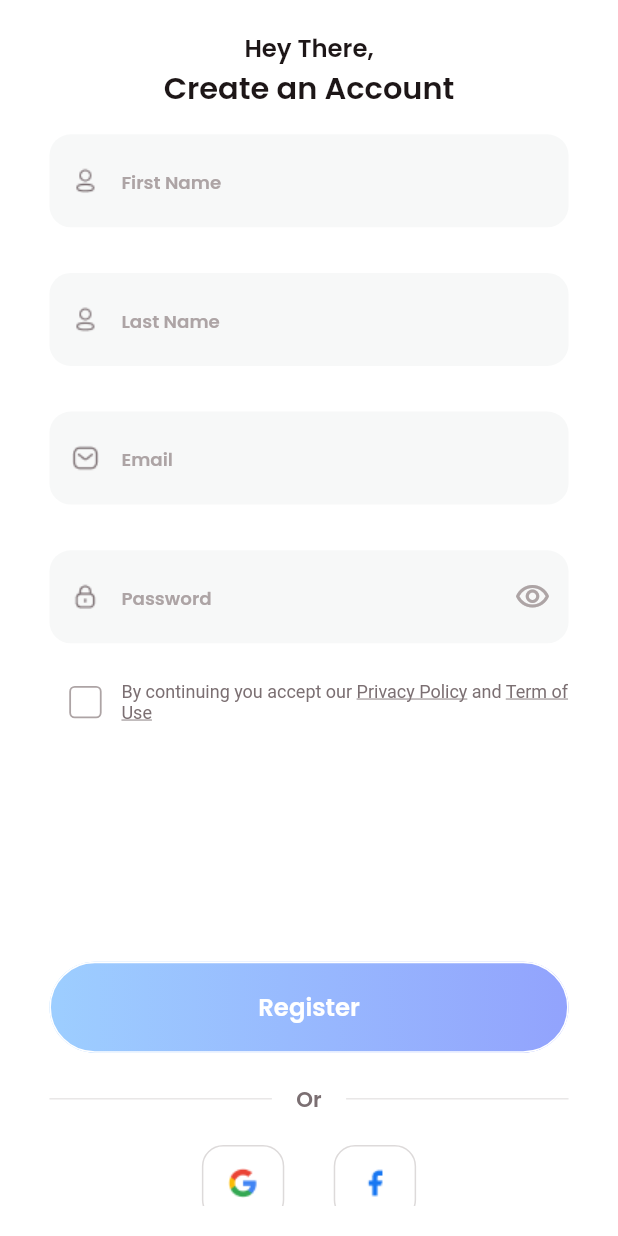
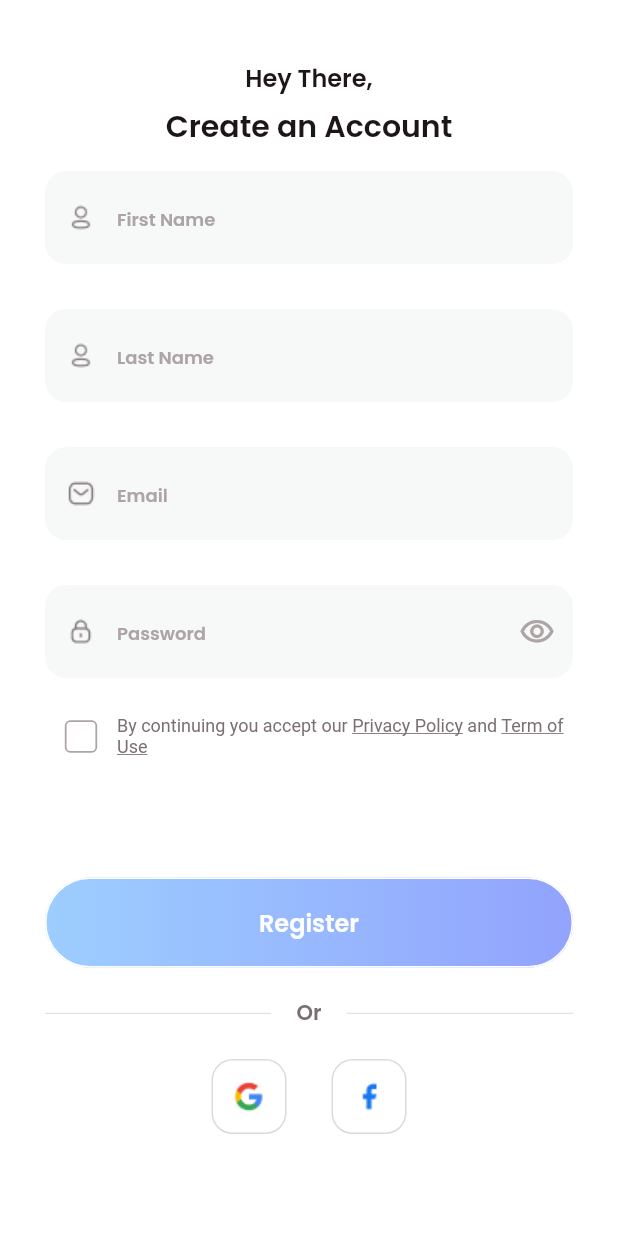
Before and after one commit to MAHMOUD3098/fitness_app, a Flutter app: the SignUpScreen screen opened directly, on a phone screen of 412 x 824 dp. Run offline on Flutter 3.47's test engine with Material 2 defaults, Android fonts, the phone set to English and light mode, and no system bars; our stand-ins replace device_preview, flutter_bloc, flutter_screenutil, hexcolor, percent_indicator.

Commit message:
fixed some size's issues

```diff
--- a/lib/modules/signup/signup_screen.dart
+++ b/lib/modules/signup/signup_screen.dart
@@ -32,9 +32,9 @@ class SignUpScreen extends StatelessWidget {
             child: Scaffold(
               backgroundColor: whiteColor,
               body: Padding(
-                padding: EdgeInsets.symmetric(
-                  vertical: DeviceDimensions.setHeight(20),
-                  horizontal: DeviceDimensions.setWidth(30),
+                padding: const EdgeInsets.symmetric(
+                  vertical: 40,
+                  horizontal:30,
                 ),
                 child: Form(
                   key: signUpFormKey,
@@ -47,7 +47,7 @@ class SignUpScreen extends StatelessWidget {
                           textAlign: TextAlign.center,
                           style: largeTextStyle.copyWith(color: blackColor, fontWeight: FontWeight.w400),
                         ),
-                        // SizedBox(height: DeviceDimensions.setHeight(5)),
+                        const SizedBox(height: 5),
                         Text(
                           'Create an Account',
                           textAlign: TextAlign.center,
@@ -118,7 +118,6 @@ class SignUpScreen extends StatelessWidget {
                           },
                         ),
                         Row(
-                          crossAxisAlignment: CrossAxisAlignment.center,
                           children: [
                             Transform.scale(
                               scale: 1.2,
@@ -130,9 +129,7 @@ class SignUpScreen extends StatelessWidget {
                                 splashRadius: 0.0, //to disable the splash effect
                                 side: BorderSide(color: gray_2),
                                 shape: RoundedRectangleBorder(
-                                  borderRadius: BorderRadius.circular(
-                                    DeviceDimensions.setRadius(3),
-                                  ),
+                                  borderRadius: BorderRadius.circular(3),
                                 ),
                               ),
                             ),
@@ -166,19 +163,19 @@ class SignUpScreen extends StatelessWidget {
                           ],
                         ),
                         SizedBox(
-                          height: DeviceDimensions.setHeight(147),
+                          height: MediaQuery.of(context).size.height*0.085,
                         ),
                         customTextButton(
                           text: 'Register',
                           textStyle:
-                              mediumTextStyle.copyWith(color: whiteColor, fontSize: DeviceDimensions.setFontSize(16), fontWeight: FontWeight.bold),
+                              mediumTextStyle.copyWith(color: whiteColor, fontSize: 16, fontWeight: FontWeight.bold),
                           gradientColor: blueLinear,
                           onPressed: () {
                             navigateTo(context, const CompleteProfileScreen());
                           },
                         ),
-                        SizedBox(
-                          height: DeviceDimensions.setHeight(20),
+                        const SizedBox(
+                          height: 20,
                         ),
                         Row(
                           children: [
@@ -203,19 +200,19 @@ class SignUpScreen extends StatelessWidget {
                             ),
                           ],
                         ),
-                        SizedBox(
-                          height: DeviceDimensions.setHeight(20),
+                        const SizedBox(
+                          height: 20,
                         ),
                         Row(
                           mainAxisAlignment: MainAxisAlignment.center,
                           children: [
                             customSocialMediaButton(icon: Paths.googleIcon, onTap: () {}),
-                            SizedBox(width: DeviceDimensions.setWidth(30)),
+                            const SizedBox(width: 30),
                             customSocialMediaButton(icon: Paths.facebookIcon, onTap: () {}),
                           ],
                         ),
-                        SizedBox(
-                          height: DeviceDimensions.setHeight(20),
+                        const SizedBox(
+                          height: 30,
                         ),
                         Row(
                           mainAxisAlignment: MainAxisAlignment.center,
@@ -224,7 +221,7 @@ class SignUpScreen extends StatelessWidget {
                               'Already have an account? ',
                               style: mediumTextStyle.copyWith(
                                 color: blackColor,
-                                fontSize: DeviceDimensions.setFontSize(14),
+                                fontSize: 14,
                                 fontWeight: FontWeight.w500,
                               ),
                             ),
@@ -235,7 +232,7 @@ class SignUpScreen extends StatelessWidget {
                               child: Text(
                                 'Login',
                                 style: mediumTextStyle.copyWith(
-                                  fontSize: DeviceDimensions.setFontSize(14),
+                                  fontSize:14,
                                   fontWeight: FontWeight.w400,
                                   foreground: Paint()
                                     ..shader = purpleLinear.createShader(
--- a/lib/shared/components/components.dart
+++ b/lib/shared/components/components.dart
@@ -16,13 +16,13 @@ Widget onBoardingScreenItem(
       Image.asset(
         image,
         fit: BoxFit.fill,
-        height: DeviceDimensions.setHeight(406),
+        height: 443,
       ),
-      SizedBox(
-        height: DeviceDimensions.setHeight(64),
+      const SizedBox(
+        height: 64,
       ),
       Padding(
-        padding: EdgeInsets.symmetric(horizontal: DeviceDimensions.setWidth(30)),
+        padding: const EdgeInsets.symmetric(horizontal: 30),
         child: Column(
           crossAxisAlignment: CrossAxisAlignment.start,
           children: [
@@ -30,8 +30,8 @@ Widget onBoardingScreenItem(
               title,
               style: h2TextStyle,
             ),
-            SizedBox(
-              height: DeviceDimensions.setHeight(15),
+            const SizedBox(
+              height: 15,
             ),
             Text(
               description,
@@ -58,8 +58,8 @@ Widget customTextFormField(
     bool isClickable = true,
     bool isPassword = false}) {
   return Padding(
-    padding: EdgeInsets.symmetric(
-      vertical: DeviceDimensions.setHeight(15),
+    padding: const EdgeInsets.symmetric(
+      vertical: 15,
     ),
     child: TextFormField(
       controller: controller,
@@ -72,9 +72,7 @@ Widget customTextFormField(
         hintStyle: hintTextStyle.copyWith(fontWeight: FontWeight.w400),
         border: OutlineInputBorder(
           borderSide: BorderSide.none,
-          borderRadius: BorderRadius.circular(
-            DeviceDimensions.setRadius(14),
-          ),
+          borderRadius: BorderRadius.circular(14),
         ),
         fillColor: borderColor,
         filled: true,
@@ -97,13 +95,13 @@ Widget customTextButton(
         ? null
         : BoxDecoration(
             gradient: gradientColor,
-            borderRadius: BorderRadius.circular(DeviceDimensions.setRadius(99)),
+            borderRadius: BorderRadius.circular(99),
           ),
     child: TextButton(
       style: ButtonStyle(
         padding: MaterialStateProperty.all(
-          EdgeInsets.symmetric(
-            vertical: DeviceDimensions.setHeight(18),
+          const EdgeInsets.symmetric(
+            vertical: 18,
           ),
         ),
         backgroundColor: gradientColor == null ? MaterialStateProperty.all(backgroundColor ?? Colors.blue[400]) : null,
@@ -129,14 +127,12 @@ Widget customSocialMediaButton({@required String? icon, @required Function()? on
     splashColor: Colors.transparent,
     highlightColor: Colors.transparent,
     child: Container(
-      width: DeviceDimensions.setWidth(50),
-      height: DeviceDimensions.setHeight(50),
+      width: 50,
+      height: 50,
       decoration: BoxDecoration(
         color: whiteColor,
         border: Border.all(color: gray_3),
-        borderRadius: BorderRadius.circular(
-          DeviceDimensions.setRadius(14),
-        ),
+        borderRadius: BorderRadius.circular(14),
       ),
       child: Image.asset(
         icon ?? '',
--- a/lib/shared/styles/styles.dart
+++ b/lib/shared/styles/styles.dart
@@ -2,11 +2,11 @@ import 'package:fitness_app/shared/components/dimensions.dart';
 import 'package:fitness_app/shared/styles/colors.dart';
 import 'package:flutter/material.dart';
 
-TextStyle h2TextStyle = TextStyle(fontSize: DeviceDimensions.setFontSize(24), color: blackColor, fontWeight: FontWeight.w700);
-TextStyle h4TextStyle = TextStyle(fontSize: DeviceDimensions.setFontSize(20.0), color: blackColor);
+TextStyle h2TextStyle = TextStyle(fontSize: 24, color: blackColor, fontWeight: FontWeight.w700);
+TextStyle h4TextStyle = TextStyle(fontSize: 20.0, color: blackColor);
 
-TextStyle mediumTextStyle = TextStyle(fontSize: DeviceDimensions.setFontSize(14.0), color: gray_1);
-TextStyle smallTextStyle = TextStyle(fontSize: DeviceDimensions.setFontSize(10.0), color: gray_1);
-TextStyle largeTextStyle = TextStyle(fontSize: DeviceDimensions.setFontSize(16.0), color: gray_1);
+TextStyle mediumTextStyle = TextStyle(fontSize: 14.0, color: gray_1);
+TextStyle smallTextStyle = TextStyle(fontSize: 10.0, color: gray_1);
+TextStyle largeTextStyle = TextStyle(fontSize: 16.0, color: gray_1);
 
-TextStyle hintTextStyle = TextStyle(fontSize: DeviceDimensions.setFontSize(12.0), color: gray_2);
+TextStyle hintTextStyle = TextStyle(fontSize: 12.0, color: gray_2);
```
Also changed, not shown: lib/modules/onboarding/get_started_screen.dart (+6 -6 lines).
